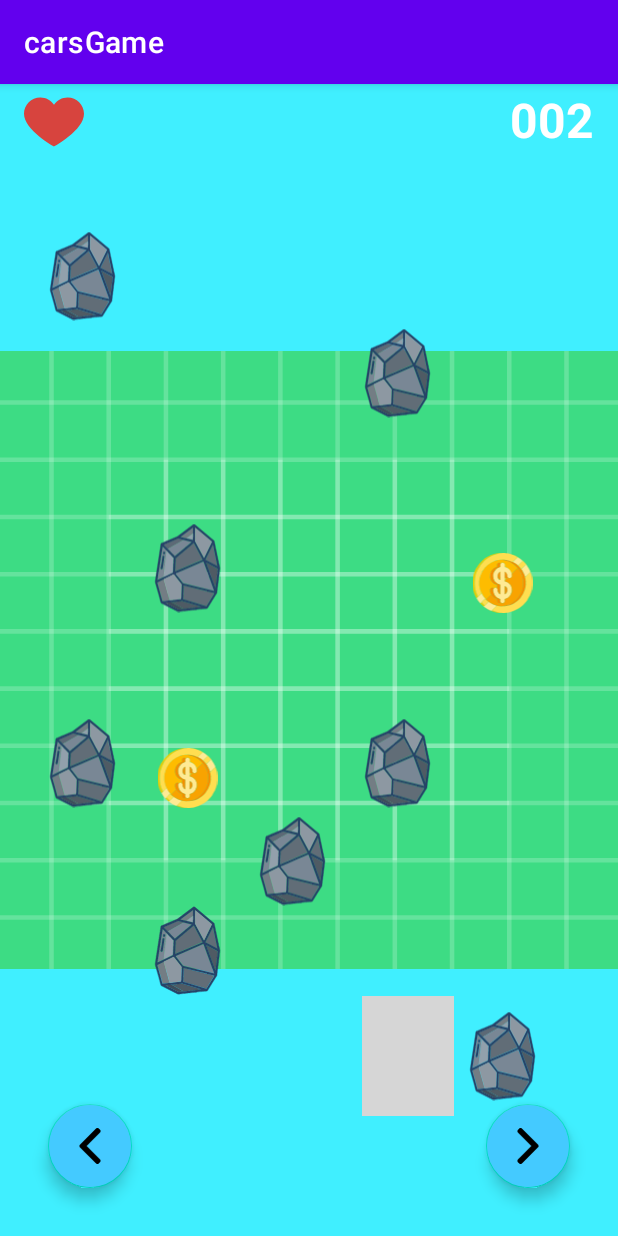
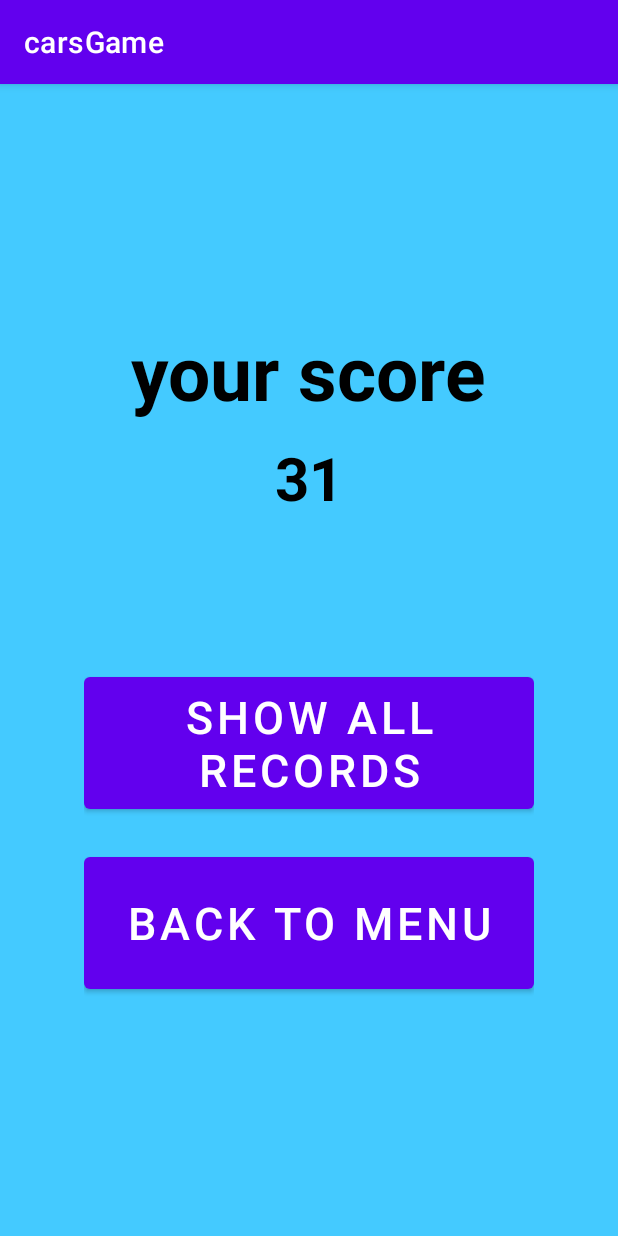
Before and after one commit to idohod/carGame, an Android app: the MainActivity screen opened directly, with no data from a screen before it, after a tap on "TODO", on a phone screen of 412 x 824 dp. Run offline under Robolectric (Android 15) with nearby library versions, the phone set to English and light mode, and no system bars; pictures from the network do not load; 1 statement that could not run was skipped; grey boxes are pictures that could not be loaded.

Commit message:
add  activity

```diff
--- a/app/build.gradle
+++ b/app/build.gradle
@@ -62,10 +62,11 @@ dependencies {
     implementation platform('androidx.compose:compose-bom:2022.10.00')
     implementation platform('androidx.compose:compose-bom:2022.10.00')
     implementation platform('androidx.compose:compose-bom:2022.10.00')
-    implementation 'com.google.android.gms:play-services-maps:18.0.2'
+    implementation 'com.google.android.gms:play-services-maps:17.0.0'
     testImplementation 'junit:junit:4.13.2'
     androidTestImplementation 'androidx.test.ext:junit:1.1.5'
     androidTestImplementation 'androidx.test.espresso:espresso-core:3.5.1'
+
 //Glide
     implementation 'com.github.bumptech.glide:glide:4.15.0'
     androidTestImplementation platform('androidx.compose:compose-bom:2022.10.00')
--- a/app/src/main/java/interfaces/RecordCallback.java
+++ b/app/src/main/java/interfaces/RecordCallback.java
@@ -4,8 +4,7 @@ import models.Record;
 
 public interface RecordCallback {
 
-    //void userNameChosen(String name);
-    void itemClicked(Record record, int position);
+       void itemClicked(Record record,int position);
 
 
 }
--- a/app/src/main/java/models/MainActivity.java
+++ b/app/src/main/java/models/MainActivity.java
@@ -28,6 +28,7 @@ import logics.GameManager;
 import logics.StoneManager;
 import utilities.MySP;
 import android.app.Application;
+import android.widget.Toast;
 
 import com.example.carsgame.R;
 import com.google.android.material.floatingactionbutton.FloatingActionButton;
@@ -91,7 +92,6 @@ public class MainActivity extends AppCompatActivity {
             allRecords = new RecordList();
         }
         allRecords.setAllRecords(recordListFromJson.getAllRecords());
-
 
     }
     @Override
@@ -308,7 +308,10 @@ public class MainActivity extends AppCompatActivity {
             hearts[0].setVisibility(View.INVISIBLE);
             gameManager.setCrash(0);
             addRecord();
-            gameManager.setScore(0);
+            Intent in = new Intent(MainActivity.this,MyRecordActivity.class);
+            in.putExtra("MY_RECORD",gameManager.getScore());
+            startActivity(in);
+
         }
     }
 
@@ -333,15 +336,15 @@ public class MainActivity extends AppCompatActivity {
 
        if(allRecords.getAllRecords().size() >0) {
            if (newRecord.getScore() >= maxRecord().getScore()) {
-               if (allRecords.getAllRecords().size() < 10) {
-                  allRecords.getAllRecords().add(0,newRecord);
-                  return true;
+               if (allRecords.getAllRecords().size() == 10) {
+                   allRecords.getAllRecords().remove(9);
+                   allRecords.getAllRecords().add(0,newRecord);
+                   return true;
 
-               } else if (allRecords.getAllRecords().size() == 10) {
-                   allRecords.getAllRecords().remove(9);
-                   allRecords.getAllRecords().add(0, newRecord);
-                   allRecords.setAllRecords(allRecords.getAllRecords());
-                    return true;
+               } else if (allRecords.getAllRecords().size() < 10) {
+                        allRecords.getAllRecords().add(0,newRecord);
+
+                   return true;
                }
            }
        }
@@ -349,7 +352,6 @@ public class MainActivity extends AppCompatActivity {
    }
 
     private void putRecordInPosition(Record newRecord) {
-
         if (allRecords.getAllRecords().size() == 0) {
             allRecords.getAllRecords().add(newRecord);
         }
@@ -367,7 +369,7 @@ public class MainActivity extends AppCompatActivity {
                             newRecord.getScore() >= allRecords.getAllRecords().get(i).getScore()) {
                         allRecords.getAllRecords().add(i, newRecord);
 
-                        if (allRecords.getAllRecords().size() == 10) {
+                        if (allRecords.getAllRecords().size() == 11) {
                             allRecords.getAllRecords().remove(10);
                             return;
                         }
--- /dev/null
+++ b/app/src/main/java/models/MyRecordActivity.java
@@ -0,0 +1,54 @@
+package models;
+
+import android.content.Intent;
+import android.os.Bundle;
+import android.os.PersistableBundle;
+import android.widget.Button;
+
+import androidx.annotation.Nullable;
+import androidx.appcompat.app.AppCompatActivity;
+
+import com.example.carsgame.R;
+import com.google.android.material.textview.MaterialTextView;
+
+public class MyRecordActivity extends AppCompatActivity {
+    private MaterialTextView myScoreText;
+    private MaterialTextView myScore;
+    private Button showAllRecords;
+    private Button backMenu;
+
+    @Override
+    protected void onCreate(Bundle savedInstanceState) {
+        super.onCreate(savedInstanceState);
+        setContentView(R.layout.my_record_activity);
+         findViews();
+        showAllRecords = findViewById(R.id.all_records_button);
+
+        showAllRecords.setOnClickListener(v->showRecords());
+         backMenu.setOnClickListener(v->backToMenu());
+        setMyScore();
+
+    }
+
+    private void setMyScore(){
+        Intent in = getIntent();
+        int score = in.getIntExtra("MY_RECORD",0);
+        myScore.setText(""+score);
+
+    }
+    private void backToMenu() {
+        startActivity(new Intent(MyRecordActivity.this,MenuActivity.class));
+
+    }
+
+    private void showRecords() {
+        startActivity(new Intent(MyRecordActivity.this,recordsActivity.class));
+    }
+
+    private void findViews() {
+        backMenu = findViewById(R.id.back_button);
+        myScore = findViewById(R.id.my_score);
+        myScoreText = findViewById(R.id.my_score_text);
+
+    }
+}
--- /dev/null
+++ b/app/src/main/res/layout/my_record_activity.xml
@@ -0,0 +1,55 @@
+<?xml version="1.0" encoding="utf-8"?>
+<RelativeLayout
+    xmlns:android="http://schemas.android.com/apk/res/android"
+    xmlns:tools="http://schemas.android.com/tools"
+    android:layout_width="match_parent"
+    android:layout_height="match_parent"
+    android:background="@color/blue_200">
+    <RelativeLayout
+        android:layout_width="wrap_content"
+        android:layout_height="wrap_content"
+        android:layout_centerInParent="true">
+
+        <com.google.android.material.textview.MaterialTextView
+            android:id="@+id/my_score_text"
+            android:layout_width="wrap_content"
+            android:layout_height="wrap_content"
+            android:layout_centerHorizontal="true"
+            android:textColor="@color/black"
+            android:textStyle="bold"
+            android:text="your score"
+            android:textSize="50sp" />
+
+        <com.google.android.material.textview.MaterialTextView
+            android:id="@+id/my_score"
+            android:layout_width="wrap_content"
+            android:layout_height="wrap_content"
+            android:layout_below="@id/my_score_text"
+            android:layout_centerHorizontal="true"
+            android:textStyle="bold"
+            android:textColor="@color/black"
+            android:layout_marginTop="10dp"
+            android:text="0000"
+            android:textSize="40sp" />
+        <Button
+            android:id="@+id/all_records_button"
+            android:layout_width="300dp"
+            android:layout_height="100dp"
+            android:layout_below="@id/my_score"
+            android:layout_marginTop="100dp"
+            android:layout_centerHorizontal="true"
+            android:textSize="30sp"
+            android:text="show all records"/>
+
+        <Button
+            android:id="@+id/back_button"
+            android:layout_width="300dp"
+            android:layout_height="100dp"
+            android:layout_below="@id/all_records_button"
+            android:layout_marginTop="20dp"
+            android:layout_centerHorizontal="true"
+            android:textSize="30sp"
+            android:text="back to menu"/>
+
+    </RelativeLayout>
+</RelativeLayout>
--- a/app/src/main/res/layout/record_item.xml
+++ b/app/src/main/res/layout/record_item.xml
@@ -25,7 +25,7 @@
                 android:layout_height="wrap_content"
                 android:text="@string/your_score"
                 android:textColor="@color/black"
-                android:textSize="30sp"
+                android:textSize="20sp"
                 android:textStyle="bold"/>
 
             <com.google.android.material.textview.MaterialTextView
@@ -34,7 +34,7 @@
                 android:layout_height="wrap_content"
                 android:text="@string/_000"
                 android:textColor="@color/black"
-                android:textSize="30sp"
+                android:textSize="20sp"
                 android:textStyle="bold"/>
         </LinearLayout>
 
```
Also changed, not shown: app/src/main/AndroidManifest.xml (+25 -6 lines), app/src/main/java/fragments/ListFragment.java (+6 -18 lines), app/src/main/java/fragments/MapFragment.java (deleted, +0 -32 lines), app/src/main/java/fragments/MapsFragment.java (added, +50 -0 lines), app/src/main/java/models/RecordAdapter.java (+10 -9 lines), app/src/main/java/models/recordsActivity.java (+12 -10 lines), app/src/main/res/layout/activity_records.xml (+3 -4 lines), app/src/main/res/layout/fragment_maps.xml (+12 -14 lines).
